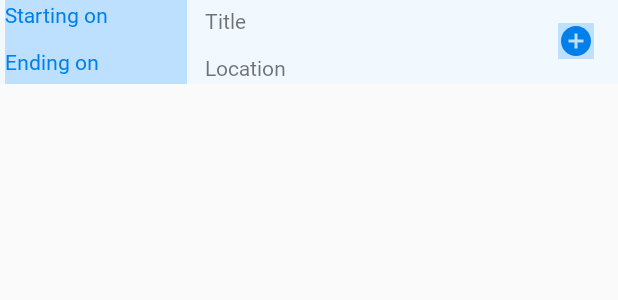
After one commit to erastus-murungi/Orientate, an Android app: the layout item_inner_event.xml on its own in the app's theme, with its tools: preview values and no code run, on a phone screen of 412 x 824 dp. The commit adds this screen. Shown: the top 300 px of the screen. Run offline under Robolectric (Android 15) with nearby library versions, the phone set to English and light mode, and no system bars.

```diff
--- /dev/null
+++ b/app/src/main/res/drawable/ic_baseline_add_circle_24.xml
@@ -0,0 +1,10 @@
+<vector xmlns:android="http://schemas.android.com/apk/res/android"
+    android:width="24dp"
+    android:height="24dp"
+    android:tint="@color/darkBlue"
+    android:viewportWidth="24"
+    android:viewportHeight="24">
+    <path
+        android:fillColor="@color/darkBlue"
+        android:pathData="M12,2C6.48,2 2,6.48 2,12s4.48,10 10,10 10,-4.48 10,-10S17.52,2 12,2zM17,13h-4v4h-2v-4L7,13v-2h4L11,7h2v4h4v2z" />
+</vector>
--- /dev/null
+++ b/app/src/main/res/layout/item_inner_event.xml
@@ -0,0 +1,74 @@
+<?xml version="1.0" encoding="utf-8"?>
+<androidx.constraintlayout.widget.ConstraintLayout xmlns:android="http://schemas.android.com/apk/res/android"
+    xmlns:app="http://schemas.android.com/apk/res-auto"
+    android:layout_width="match_parent"
+    android:layout_height="wrap_content"
+    android:background="@color/lightBlue"
+    xmlns:tools="http://schemas.android.com/tools">
+
+    <LinearLayout
+        android:id="@+id/linearLayout"
+        android:layout_width="121dp"
+        android:layout_height="56dp"
+        android:background="@color/midBlue"
+        android:orientation="vertical"
+        app:layout_constraintBottom_toBottomOf="parent"
+        app:layout_constraintEnd_toStartOf="@+id/text_view_event_title"
+        app:layout_constraintHorizontal_bias="0.21"
+        app:layout_constraintStart_toStartOf="parent"
+        app:layout_constraintTop_toTopOf="parent">
+
+        <TextView
+            android:id="@+id/text_view_starting_on"
+            android:layout_width="wrap_content"
+            android:layout_height="wrap_content"
+            android:textColor="@color/darkBlue"
+            tools:text="Starting on" />
+
+        <TextView
+            android:id="@+id/text_view_ending_on"
+            android:layout_width="wrap_content"
+            android:layout_height="wrap_content"
+            android:layout_marginTop="12dp"
+            android:textColor="@color/darkBlue"
+            tools:text="Ending on" />
+    </LinearLayout>
+
+    <TextView
+        android:id="@+id/text_view_event_title"
+        android:layout_width="wrap_content"
+        android:layout_height="wrap_content"
+        android:layout_marginTop="4dp"
+        android:layout_marginEnd="248dp"
+        app:layout_constraintEnd_toEndOf="parent"
+        app:layout_constraintTop_toTopOf="parent"
+        tools:text="Title" />
+
+    <TextView
+        android:id="@+id/text_view_event_location"
+        android:layout_width="wrap_content"
+        android:layout_height="wrap_content"
+        android:layout_marginTop="12dp"
+        android:layout_marginEnd="272dp"
+        app:layout_constraintEnd_toEndOf="parent"
+        app:layout_constraintHorizontal_bias="0.0"
+        app:layout_constraintStart_toStartOf="@+id/text_view_event_title"
+        app:layout_constraintTop_toBottomOf="@+id/text_view_event_title"
+        tools:text="Location" />
+
+    <ImageButton
+        android:id="@+id/image_button_set_reminder"
+        android:layout_width="wrap_content"
+        android:layout_height="wrap_content"
+        android:background="@color/midBlue"
+        android:contentDescription="@string/set_reminder"
+        app:layout_constraintBottom_toBottomOf="parent"
+        app:layout_constraintEnd_toEndOf="parent"
+        app:layout_constraintHorizontal_bias="0.928"
+        app:layout_constraintStart_toEndOf="@+id/text_view_event_title"
+        app:layout_constraintTop_toTopOf="parent"
+        app:layout_constraintVertical_bias="0.484"
+        app:srcCompat="@drawable/ic_baseline_add_circle_24" />
+
+
+</androidx.constraintlayout.widget.ConstraintLayout>
--- a/app/src/main/res/values/strings.xml
+++ b/app/src/main/res/values/strings.xml
@@ -81,4 +81,7 @@
     <string name="date_of_birth">Date of Birth</string>
     <string name="no_events">No events on this date.</string>
     <string name="event_icon">Event icon</string>
+    <string name="set_reminder">Set Reminder</string>
+
+    <string name="format_time_hour_minute">%d:%d</string>
 </resources>
```
Also changed, not shown: app/src/main/java/com/erastus/orientate/student/announcements/AnnouncementViewModel.java (+1 -10 lines), app/src/main/java/com/erastus/orientate/student/announcements/models/LocalAnnouncement.java (+10 -0 lines), app/src/main/java/com/erastus/orientate/student/event/EventViewModel.java (+12 -0 lines), app/src/main/java/com/erastus/orientate/student/event/adapters/EventContentAdapter.java (added, +46 -0 lines), app/src/main/java/com/erastus/orientate/student/event/adapters/EventTimeAdapter.java (added, +75 -0 lines), app/src/main/res/layout/item_outer_event.xml (added, +28 -0 lines).
